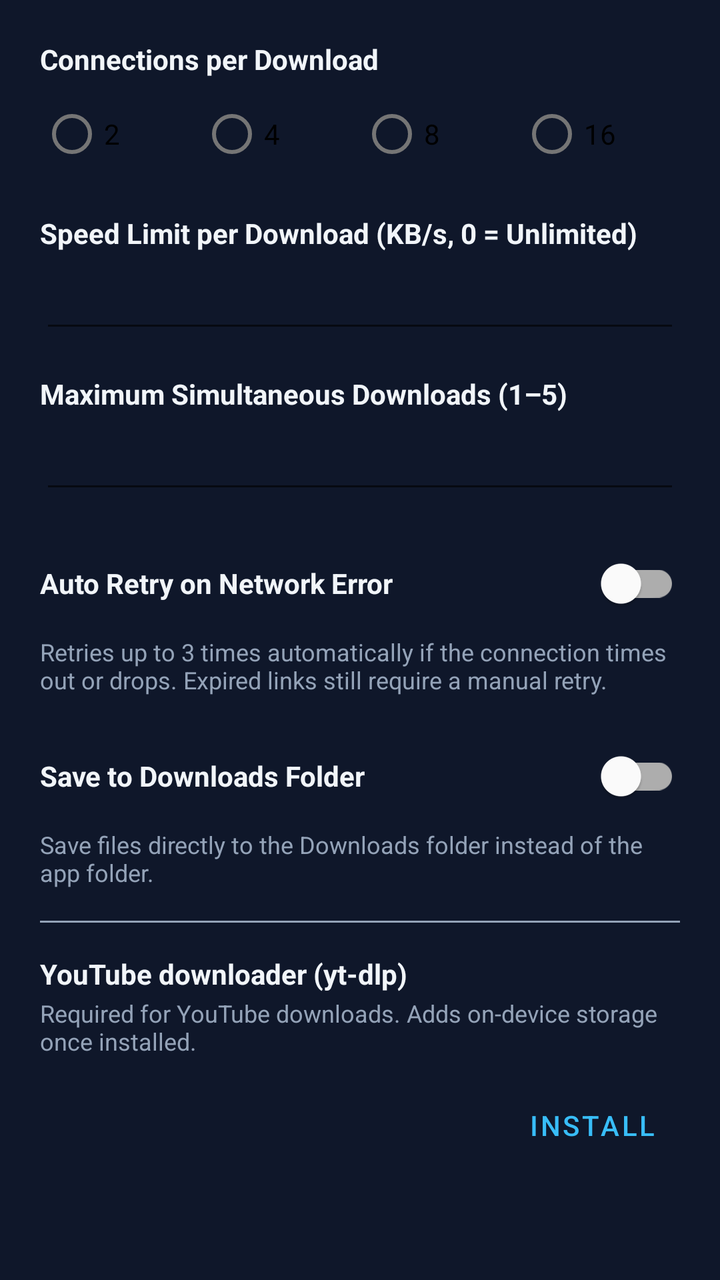
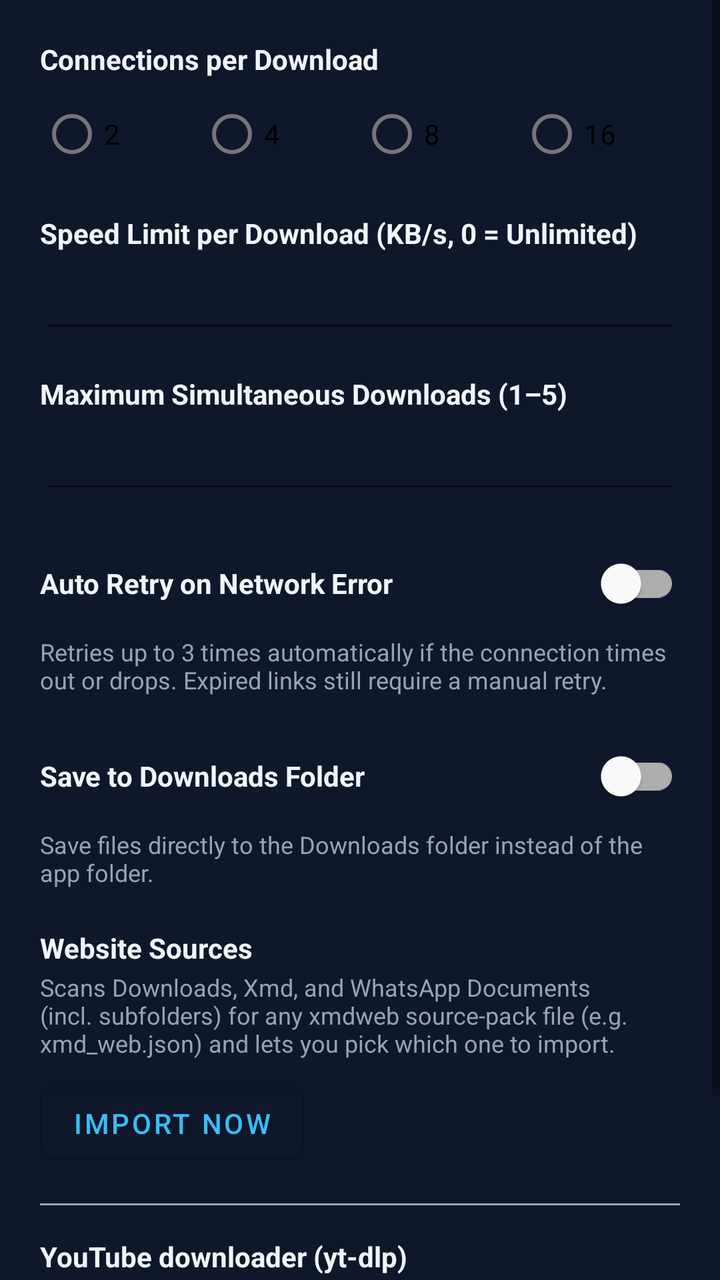

The first picture is an Android layout as it rendered before a commit; the second is the same layout after the commit. The layout source and the unified diff follow.
<!-- AndroidManifest.xml: application theme Theme.Xmd -->
<!-- res/layout/dialog_settings.xml -->
<?xml version="1.0" encoding="utf-8"?>
<ScrollView xmlns:android="http://schemas.android.com/apk/res/android"
    android:layout_width="match_parent"
    android:layout_height="wrap_content">

<LinearLayout
    android:layout_width="match_parent"
    android:layout_height="wrap_content"
    android:orientation="vertical"
    android:padding="20dp">

    <TextView
        android:layout_width="match_parent"
        android:layout_height="wrap_content"
        android:text="@string/settings_connections"
        android:textColor="@color/ff_text"
        android:textStyle="bold" />

    <RadioGroup
        android:id="@+id/connectionsGroup"
        android:layout_width="match_parent"
        android:layout_height="wrap_content"
        android:orientation="horizontal"
        android:layout_marginTop="4dp"
        android:layout_marginBottom="16dp">

        <RadioButton
            android:id="@+id/conn2"
            android:layout_width="0dp"
            android:layout_height="wrap_content"
            android:layout_weight="1"
            android:text="2" />

        <RadioButton
            android:id="@+id/conn4"
            android:layout_width="0dp"
            android:layout_height="wrap_content"
            android:layout_weight="1"
            android:text="4" />

        <RadioButton
            android:id="@+id/conn8"
            android:layout_width="0dp"
            android:layout_height="wrap_content"
            android:layout_weight="1"
            android:text="8" />

        <RadioButton
            android:id="@+id/conn16"
            android:layout_width="0dp"
            android:layout_height="wrap_content"
            android:layout_weight="1"
            android:text="16" />
    </RadioGroup>

    <TextView
        android:layout_width="match_parent"
        android:layout_height="wrap_content"
        android:text="@string/settings_speed_limit"
        android:textColor="@color/ff_text"
        android:textStyle="bold" />

    <EditText
        android:id="@+id/speedLimitInput"
        android:layout_width="match_parent"
        android:layout_height="wrap_content"
        android:inputType="number"
        android:layout_marginTop="4dp"
        android:layout_marginBottom="16dp" />

    <TextView
        android:layout_width="match_parent"
        android:layout_height="wrap_content"
        android:text="@string/settings_max_concurrent"
        android:textColor="@color/ff_text"
        android:textStyle="bold" />

    <EditText
        android:id="@+id/maxConcurrentInput"
        android:layout_width="match_parent"
        android:layout_height="wrap_content"
        android:inputType="number"
        android:layout_marginTop="4dp"
        android:layout_marginBottom="16dp" />

    <com.google.android.material.switchmaterial.SwitchMaterial
        android:id="@+id/autoRetrySwitch"
        android:layout_width="match_parent"
        android:layout_height="wrap_content"
        android:text="@string/settings_auto_retry"
        android:textColor="@color/ff_text"
        android:textStyle="bold" />

    <TextView
        android:layout_width="match_parent"
        android:layout_height="wrap_content"
        android:layout_marginTop="2dp"
        android:text="@string/settings_auto_retry_hint"
        android:textColor="@color/ff_muted"
        android:textSize="12sp" />

    <com.google.android.material.switchmaterial.SwitchMaterial
        android:id="@+id/saveToDownloadsSwitch"
        android:layout_width="match_parent"
        android:layout_height="wrap_content"
        android:layout_marginTop="16dp"
        android:text="@string/settings_save_to_downloads"
        android:textColor="@color/ff_text"
        android:textStyle="bold" />

    <TextView
        android:layout_width="match_parent"
        android:layout_height="wrap_content"
        android:layout_marginTop="2dp"
        android:text="@string/settings_save_to_downloads_hint"
        android:textColor="@color/ff_muted"
        android:textSize="12sp" />

    <View
        android:id="@+id/ytdlpDivider"
        android:layout_width="match_parent"
        android:layout_height="1dp"
        android:layout_marginTop="16dp"
        android:layout_marginBottom="16dp"
        android:background="@color/ff_muted" />

    <LinearLayout
        android:id="@+id/ytdlpSection"
        android:layout_width="match_parent"
        android:layout_height="wrap_content"
        android:orientation="vertical">

        <TextView
            android:layout_width="match_parent"
            android:layout_height="wrap_content"
            android:text="@string/settings_ytdlp_title"
            android:textColor="@color/ff_text"
            android:textStyle="bold" />

        <TextView
            android:layout_width="match_parent"
            android:layout_height="wrap_content"
            android:layout_marginTop="2dp"
            android:text="@string/settings_ytdlp_hint"
            android:textColor="@color/ff_muted"
            android:textSize="12sp" />

        <LinearLayout
            android:layout_width="match_parent"
            android:layout_height="wrap_content"
            android:orientation="horizontal"
            android:gravity="center_vertical"
            android:layout_marginTop="10dp">

            <TextView
                android:id="@+id/ytdlpStatus"
                android:layout_width="0dp"
                android:layout_height="wrap_content"
                android:layout_weight="1"
                android:textColor="@color/ff_text" />

            <ProgressBar
                android:id="@+id/ytdlpProgress"
                style="?android:attr/progressBarStyleSmall"
                android:layout_width="wrap_content"
                android:layout_height="wrap_content"
                android:layout_marginEnd="8dp"
                android:visibility="gone" />

            <Button
                android:id="@+id/ytdlpUpdateButton"
                style="?android:attr/buttonBarButtonStyle"
                android:layout_width="wrap_content"
                android:layout_height="wrap_content"
                android:text="@string/settings_ytdlp_update"
                android:visibility="gone" />

            <Button
                android:id="@+id/ytdlpActionButton"
                style="?android:attr/buttonBarButtonStyle"
                android:layout_width="wrap_content"
                android:layout_height="wrap_content"
                android:text="@string/settings_ytdlp_install" />
        </LinearLayout>

        
        <Button
            android:id="@+id/ytdlpNightlyButton"
            style="?android:attr/buttonBarButtonStyle"
            android:layout_width="match_parent"
            android:layout_height="wrap_content"
            android:layout_marginTop="4dp"
            android:text="@string/settings_ytdlp_use_nightly"
            android:textColor="@color/ff_muted"
            android:visibility="gone" />
    </LinearLayout>

</LinearLayout>
</ScrollView>
<!-- resources referenced by this layout -->
<resources>
  <color name="ff_muted">#94A3B8</color>
  <color name="ff_text">#F1F5F9</color>
  <string name="settings_auto_retry">Auto Retry on Network Error</string>
  <string name="settings_auto_retry_hint">Retries up to 3 times automatically if the connection times out or drops. Expired links still require a manual retry.</string>
  <string name="settings_connections">Connections per Download</string>
  <string name="settings_max_concurrent">Maximum Simultaneous Downloads (1–5)</string>
  <string name="settings_save_to_downloads">Save to Downloads Folder</string>
  <string name="settings_save_to_downloads_hint">Save files directly to the Downloads folder instead of the app folder.</string>
  <string name="settings_speed_limit">Speed Limit per Download (KB/s, 0 = Unlimited)</string>
  <string name="settings_ytdlp_hint">Required for YouTube downloads. Adds on-device storage once installed.</string>
  <string name="settings_ytdlp_install">Install</string>
  <string name="settings_ytdlp_title">YouTube downloader (yt-dlp)</string>
  <string name="settings_ytdlp_update">Update</string>
  <string name="settings_ytdlp_use_nightly">Use Nightly Build</string>
  <style name="Theme.Xmd" parent="Theme.MaterialComponents.DayNight.NoActionBar">
          <item name="colorPrimary">@color/ff_accent</item>
          <item name="colorPrimaryDark">@color/ff_bg</item>
          <item name="colorAccent">@color/ff_accent</item>
          <item name="android:windowBackground">@color/ff_bg</item>
          <item name="android:statusBarColor">@color/ff_bg</item>
      </style>
  <color name="ff_accent">#38BDF8</color>
  <color name="ff_bg">#0F172A</color>
</resources>

<!-- the commit's change to res/layout/dialog_settings.xml (unified diff, before → after) -->
@@ -116,6 +116,30 @@
         android:textColor="@color/ff_muted"
         android:textSize="12sp" />
 
+    <TextView
+        android:layout_width="match_parent"
+        android:layout_height="wrap_content"
+        android:layout_marginTop="20dp"
+        android:text="@string/settings_import_websites"
+        android:textColor="@color/ff_text"
+        android:textStyle="bold" />
+
+    <TextView
+        android:layout_width="match_parent"
+        android:layout_height="wrap_content"
+        android:layout_marginTop="2dp"
+        android:text="@string/settings_import_websites_hint"
+        android:textColor="@color/ff_muted"
+        android:textSize="12sp" />
+
+    <com.google.android.material.button.MaterialButton
+        android:id="@+id/importWebsitesButton"
+        style="@style/Widget.MaterialComponents.Button.OutlinedButton"
+        android:layout_width="wrap_content"
+        android:layout_height="wrap_content"
+        android:layout_marginTop="8dp"
+        android:text="@string/settings_import_websites_button" />
+
     <View
         android:id="@+id/ytdlpDivider"
         android:layout_width="match_parent"
<!-- resource entries referenced after the edit -->
@@ -5,6 +5,9 @@
   <string name="settings_auto_retry">Auto Retry on Network Error</string>
   <string name="settings_auto_retry_hint">Retries up to 3 times automatically if the connection times out or drops. Expired links still require a manual retry.</string>
   <string name="settings_connections">Connections per Download</string>
+  <string name="settings_import_websites">Website Sources</string>
+  <string name="settings_import_websites_button">Import Now</string>
+  <string name="settings_import_websites_hint">Scans Downloads, Xmd, and WhatsApp Documents (incl. subfolders) for any xmdweb source-pack file (e.g. xmd_web.json) and lets you pick which one to import.</string>
   <string name="settings_max_concurrent">Maximum Simultaneous Downloads (1–5)</string>
   <string name="settings_save_to_downloads">Save to Downloads Folder</string>
   <string name="settings_save_to_downloads_hint">Save files directly to the Downloads folder instead of the app folder.</string>
